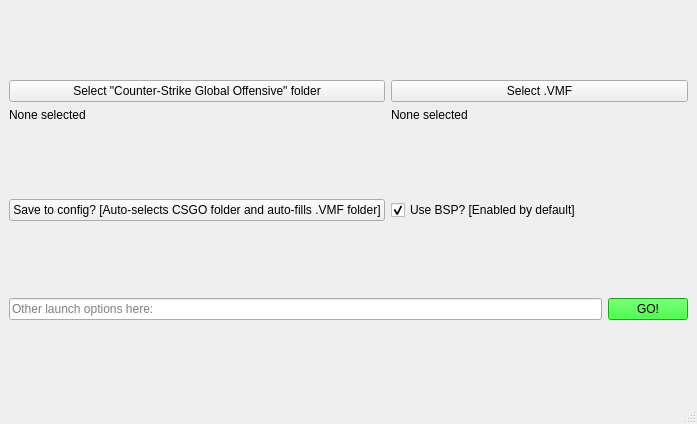
Qt form interface.ui (sarim-hk/cs2-map-importer) before a commit.
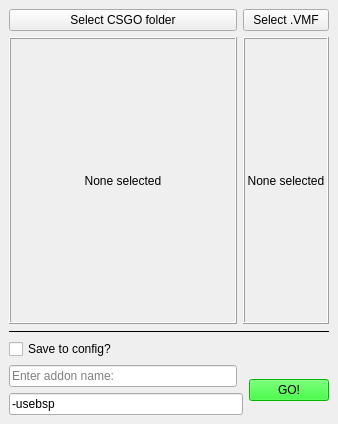
The same form after that commit.

Commit message: added addon, removed menu/statusbar, named widgets

```diff
--- a/interface.ui
+++ b/interface.ui
@@ -6,7 +6,7 @@
    <rect>
     <x>0</x>
     <y>0</y>
-    <width>697</width>
+    <width>338</width>
     <height>424</height>
    </rect>
   </property>
@@ -15,55 +15,80 @@
   </property>
   <widget class="QWidget" name="centralwidget">
    <layout class="QGridLayout" name="gridLayout">
+    <item row="6" column="1">
+     <widget class="QLineEdit" name="addon_edit">
+      <property name="placeholderText">
+       <string>Enter addon name:</string>
+      </property>
+     </widget>
+    </item>
     <item row="0" column="1">
      <layout class="QVBoxLayout" name="verticalLayout">
       <property name="sizeConstraint">
-       <enum>QLayout::SetDefaultConstraint</enum>
+       <enum>QLayout::SetMaximumSize</enum>
       </property>
       <item>
-       <widget class="QPushButton" name="pushButton_2">
-        <property name="sizePolicy">
-         <sizepolicy hsizetype="Minimum" vsizetype="Maximum">
-          <horstretch>0</horstretch>
-          <verstretch>0</verstretch>
-         </sizepolicy>
-        </property>
-        <property name="toolTip">
-         <string extracomment="Either &quot;Counter-Strike Global Offensive&quot; folder and &quot;/csgo/&quot; works."/>
-        </property>
-        <property name="text">
-         <string>Select &quot;Counter-Strike Global Offensive&quot; folder</string>
-        </property>
-       </widget>
-      </item>
-      <item>
-       <widget class="QLabel" name="label">
+       <widget class="QPushButton" name="csgo_button">
         <property name="sizePolicy">
          <sizepolicy hsizetype="Preferred" vsizetype="Maximum">
           <horstretch>0</horstretch>
           <verstretch>0</verstretch>
          </sizepolicy>
         </property>
+        <property name="toolTip">
+         <string extracomment="Either &quot;Counter-Strike Global Offensive&quot; folder or &quot;/csgo/&quot; works."/>
+        </property>
+        <property name="text">
+         <string>Select CSGO folder</string>
+        </property>
+       </widget>
+      </item>
+      <item>
+       <widget class="QLabel" name="csgo_label">
+        <property name="sizePolicy">
+         <sizepolicy hsizetype="Preferred" vsizetype="MinimumExpanding">
+          <horstretch>0</horstretch>
+          <verstretch>0</verstretch>
+         </sizepolicy>
+        </property>
+        <property name="frameShape">
+         <enum>QFrame::Box</enum>
+        </property>
+        <property name="frameShadow">
+         <enum>QFrame::Raised</enum>
+        </property>
         <property name="text">
          <string>None selected</string>
         </property>
+        <property name="alignment">
+         <set>Qt::AlignCenter</set>
+        </property>
+        <property name="wordWrap">
+         <bool>true</bool>
+        </property>
        </widget>
       </item>
      </layout>
     </item>
-    <item row="3" column="1">
-     <widget class="QPushButton" name="pushButton">
+    <item row="7" column="1" colspan="2">
+     <widget class="QLineEdit" name="launch_options_edit">
       <property name="text">
-       <string>Save to config? [Auto-selects CSGO folder and auto-fills .VMF folder]</string>
+       <string>-usebsp</string>
+      </property>
+      <property name="placeholderText">
+       <string>Enter launch options:</string>
       </property>
      </widget>
     </item>
     <item row="0" column="2" colspan="2">
      <layout class="QVBoxLayout" name="verticalLayout_2">
+      <property name="sizeConstraint">
+       <enum>QLayout::SetMaximumSize</enum>
+      </property>
       <item>
        <widget class="QPushButton" name="pushButton_3">
         <property name="sizePolicy">
-         <sizepolicy hsizetype="Minimum" vsizetype="Maximum">
+         <sizepolicy hsizetype="Preferred" vsizetype="Maximum">
           <horstretch>0</horstretch>
           <verstretch>0</verstretch>
          </sizepolicy>
@@ -79,27 +104,42 @@
       <item>
        <widget class="QLabel" name="label_2">
         <property name="sizePolicy">
-         <sizepolicy hsizetype="Preferred" vsizetype="Maximum">
+         <sizepolicy hsizetype="Preferred" vsizetype="MinimumExpanding">
           <horstretch>0</horstretch>
           <verstretch>0</verstretch>
          </sizepolicy>
         </property>
+        <property name="frameShape">
+         <enum>QFrame::Box</enum>
+        </property>
+        <property name="frameShadow">
+         <enum>QFrame::Raised</enum>
+        </property>
         <property name="text">
          <string>None selected</string>
         </property>
+        <property name="alignment">
+         <set>Qt::AlignCenter</set>
+        </property>
+        <property name="wordWrap">
+         <bool>true</bool>
+        </property>
        </widget>
       </item>
      </layout>
     </item>
-    <item row="4" column="1" colspan="2">
-     <widget class="QLineEdit" name="lineEdit">
-      <property name="placeholderText">
-       <string>Other launch options here:</string>
+    <item row="4" column="1" colspan="3">
+     <widget class="Line" name="line">
+      <property name="frameShadow">
+       <enum>QFrame::Plain</enum>
+      </property>
+      <property name="orientation">
+       <enum>Qt::Horizontal</enum>
       </property>
      </widget>
     </item>
-    <item row="4" column="3">
-     <widget class="QPushButton" name="pushButton_4">
+    <item row="6" column="3" rowspan="2">
+     <widget class="QPushButton" name="go_button">
       <property name="sizePolicy">
        <sizepolicy hsizetype="Maximum" vsizetype="Fixed">
         <horstretch>0</horstretch>
@@ -117,32 +157,15 @@
       </property>
      </widget>
     </item>
-    <item row="3" column="2" colspan="2">
-     <widget class="QCheckBox" name="checkBox">
+    <item row="5" column="1" colspan="3">
+     <widget class="QCheckBox" name="config_checkbox">
       <property name="text">
-       <string>Use BSP? [Enabled by default]</string>
-      </property>
-      <property name="checked">
-       <bool>true</bool>
-      </property>
-      <property name="tristate">
-       <bool>false</bool>
+       <string>Save to config?</string>
       </property>
      </widget>
     </item>
    </layout>
   </widget>
-  <widget class="QMenuBar" name="menubar">
-   <property name="geometry">
-    <rect>
-     <x>0</x>
-     <y>0</y>
-     <width>697</width>
-     <height>21</height>
-    </rect>
-   </property>
-  </widget>
-  <widget class="QStatusBar" name="statusbar"/>
  </widget>
  <resources/>
  <connections/>
```
Left out of the diff: 4 changed lines with no effect on the pictures.
